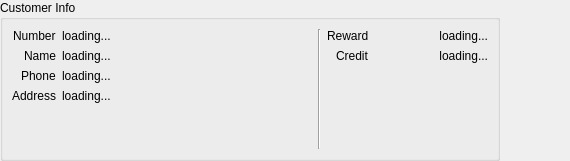
Old version of the form libgui/customer/creditsummarywidget.ui in the repository apinprastya/sultan.
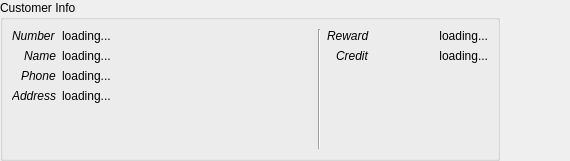
New version of the form.

The edit to the form file:
```diff
--- a/libgui/customer/creditsummarywidget.ui
+++ b/libgui/customer/creditsummarywidget.ui
@@ -66,6 +66,9 @@
            </property>
            <item row="0" column="0">
             <widget class="QLabel" name="label">
+             <property name="styleSheet">
+              <string notr="true">font: italic;</string>
+             </property>
              <property name="text">
               <string>Number</string>
              </property>
@@ -80,6 +83,9 @@
            </item>
            <item row="1" column="0">
             <widget class="QLabel" name="label_5">
+             <property name="styleSheet">
+              <string notr="true">font: italic;</string>
+             </property>
              <property name="text">
               <string>Name</string>
              </property>
@@ -94,6 +100,9 @@
            </item>
            <item row="2" column="0">
             <widget class="QLabel" name="label_6">
+             <property name="styleSheet">
+              <string notr="true">font: italic;</string>
+             </property>
              <property name="text">
               <string>Phone</string>
              </property>
@@ -108,6 +117,9 @@
            </item>
            <item row="3" column="0">
             <widget class="QLabel" name="label_7">
+             <property name="styleSheet">
+              <string notr="true">font: italic;</string>
+             </property>
              <property name="text">
               <string>Address</string>
              </property>
@@ -157,6 +169,9 @@
            </property>
            <item row="0" column="0">
             <widget class="QLabel" name="label_3">
+             <property name="styleSheet">
+              <string notr="true">font: italic;</string>
+             </property>
              <property name="text">
               <string>Reward</string>
              </property>
@@ -174,6 +189,9 @@
            </item>
            <item row="1" column="0">
             <widget class="QLabel" name="label_11">
+             <property name="styleSheet">
+              <string notr="true">font: italic;</string>
+             </property>
              <property name="text">
               <string>Credit</string>
              </property>
```
